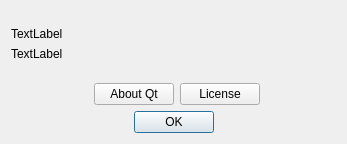
Old version of the form aboutdialog.ui in the repository haraki/farman.
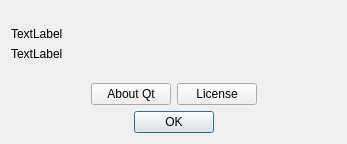
New version of the form.

```diff
--- a/aboutdialog.ui
+++ b/aboutdialog.ui
@@ -35,7 +35,7 @@
     </widget>
    </item>
    <item>
-    <layout class="QHBoxLayout" name="horizontalLayout">
+    <layout class="QHBoxLayout" name="horizontalLayout" stretch="1,0,0,1">
      <item>
       <spacer name="horizontalSpacer">
        <property name="orientation">
```
